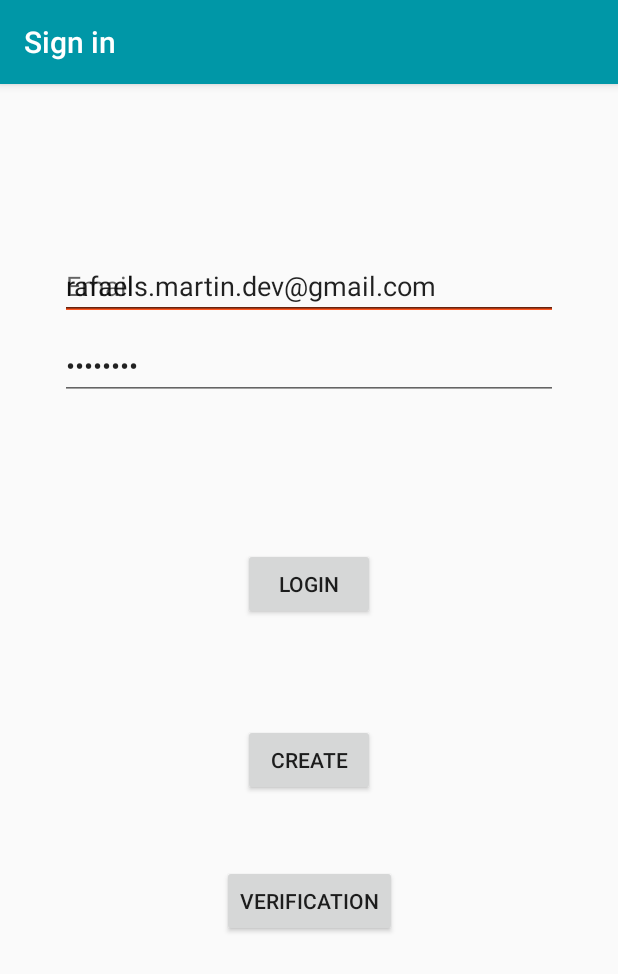
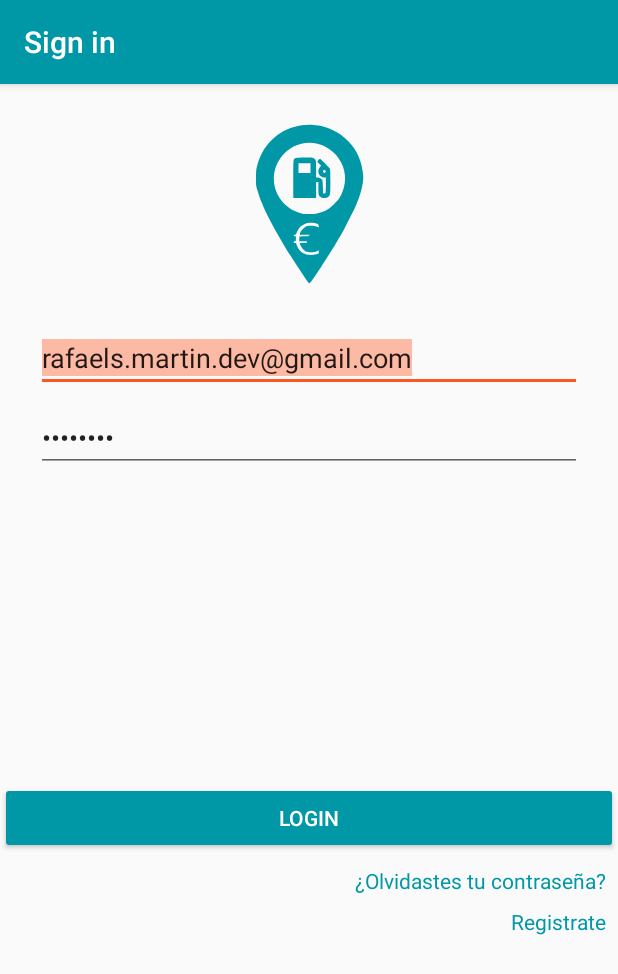
Before and after one commit to RafaelSMartin/FuelApp, an Android app: the LoginActivity screen opened directly, with no data from a screen before it, on a phone screen of 412 x 824 dp. Shown: the top 974 px of the screen. Run offline under Robolectric (Android 15) with nearby library versions, the phone set to English and light mode, and no system bars; our stand-ins replace AdMob, ButterKnife, Dagger/Hilt's generated code, Firebase (no records; nobody signed in at launch, a user with empty details on screens opened directly).

Commit message:
Fix crash lat y long en MapsPresenter Añadido ForgotPass Dialog Añadido Banner en login

```diff
--- a/app/build.gradle
+++ b/app/build.gradle
@@ -88,7 +88,7 @@ dependencies {
     implementation 'com.google.maps.android:android-maps-utils:0.5'
 
     //Admob
-    implementation 'com.google.android.gms:play-services-ads:18.1.1'
+    implementation 'com.google.android.gms:play-services-ads:17.2.1'
 
     //Permisos
     implementation 'com.karumi:dexter:5.0.0'
--- a/app/src/main/java/com/rsmartin/fuelapp/IExtras.java
+++ b/app/src/main/java/com/rsmartin/fuelapp/IExtras.java
@@ -21,4 +21,8 @@ public interface IExtras {
     String EXTRAS_CUSTOM_DETAIL = "extrasCustomDetail";
     String CURRENT_LAT = "CurrentLat";
     String CURRENT_LONG = "CurrentLong";
+
+    String ID_BANNER_APLICATION = "ca-app-pub-5611794729293328~7804426188";
+    String ID_BANNER = "ca-app-pub-5611794729293328/8211620290";
+    String ID_BANNER_TEST = "ca-app-pub-3940256099942544/6300978111";
 }
--- a/app/src/main/java/com/rsmartin/fuelapp/presentation/ui/login/LoginActivity.java
+++ b/app/src/main/java/com/rsmartin/fuelapp/presentation/ui/login/LoginActivity.java
@@ -4,7 +4,10 @@ import android.os.Bundle;
 import android.view.View;
 import android.widget.Button;
 import android.widget.EditText;
+import android.widget.TextView;
 
+import com.google.android.gms.ads.AdRequest;
+import com.google.android.gms.ads.AdView;
 import com.google.firebase.auth.FirebaseAuth;
 import com.google.firebase.auth.FirebaseUser;
 import com.rsmartin.fuelapp.R;
@@ -30,8 +33,11 @@ public class LoginActivity extends AbstractActivity implements LoginPresenter.Vi
     @BindView(R.id.login)
     Button login;
 
-    @BindView(R.id.create)
-    Button create;
+    @BindView(R.id.register)
+    TextView register;
+
+    @BindView(R.id.forgot_pass)
+    TextView forgot;
 
     @BindView(R.id.verification)
     Button verification;
@@ -54,6 +60,8 @@ public class LoginActivity extends AbstractActivity implements LoginPresenter.Vi
         FirebaseUser currentUser = mAuth.getCurrentUser();
         //updateUI(currentUser);
 
+        initAdView();
+
         email.setText("rafaels.martin.dev@gmail.com");
         pass.setText("12345678");
 
@@ -65,7 +73,17 @@ public class LoginActivity extends AbstractActivity implements LoginPresenter.Vi
             }
         });
 
-        create.setOnClickListener(new View.OnClickListener() {
+        forgot.setOnClickListener(new View.OnClickListener() {
+            @Override
+            public void onClick(View view) {
+                ForgotPasswordDialogFragment forgotPasswordDialogFragment = new ForgotPasswordDialogFragment();
+                forgotPasswordDialogFragment.show(getSupportFragmentManager(), "ForgotPasswordDialogFragment");
+//                String newPass = "";
+//                loginPresenter.updatePassword(newPass);
+            }
+        });
+
+        register.setOnClickListener(new View.OnClickListener() {
             @Override
             public void onClick(View view) {
                 loginPresenter.singUpNewUsers(getApplicationContext(),
@@ -81,6 +99,14 @@ public class LoginActivity extends AbstractActivity implements LoginPresenter.Vi
         });
     }
 
+    private void initAdView() {
+        AdView mAdView = findViewById(R.id.ad_view);
+        AdRequest adRequest = new AdRequest.Builder()
+                .addTestDevice("8D10FA36EE0D8F85F9C7B1331F2F81D0")
+                .build();
+        mAdView.loadAd(adRequest);
+    }
+
 
     @Override
     public void goToSplash() {
--- a/app/src/main/java/com/rsmartin/fuelapp/presentation/ui/map/MapsActivity.java
+++ b/app/src/main/java/com/rsmartin/fuelapp/presentation/ui/map/MapsActivity.java
@@ -284,7 +284,7 @@ public class MapsActivity extends AbstractFragmentActivity implements MapsPresen
     }
 
     private void openDetail(DatosGasolinera datosGasolinera) {
-        LatLng currentLatLong = mapsPresenter.getMyCurrentLocation(context);
+        LatLng currentLatLong = mapsPresenter.getMyCurrentLocation(MapsActivity.this);
 
         getSupportFragmentManager().beginTransaction()
                 .replace(R.id.custom_detail, CustomDetailFragment.newInstance(datosGasolinera,
--- a/app/src/main/res/layout/activity_login.xml
+++ b/app/src/main/res/layout/activity_login.xml
@@ -1,49 +1,65 @@
 <?xml version="1.0" encoding="utf-8"?>
+
 <androidx.constraintlayout.widget.ConstraintLayout xmlns:android="http://schemas.android.com/apk/res/android"
     xmlns:app="http://schemas.android.com/apk/res-auto"
     xmlns:tools="http://schemas.android.com/tools"
     android:id="@+id/container"
     android:layout_width="match_parent"
     android:layout_height="match_parent"
-    android:paddingLeft="@dimen/activity_horizontal_margin"
-    android:paddingTop="@dimen/activity_vertical_margin"
-    android:paddingRight="@dimen/activity_horizontal_margin"
-    android:paddingBottom="@dimen/activity_vertical_margin"
     tools:context=".presentation.ui.login.LoginActivity">
+
+    <ImageView
+        android:id="@+id/imageView"
+        android:layout_width="match_parent"
+        android:layout_height="128dp"
+        android:layout_marginStart="16dp"
+        android:layout_marginTop="16dp"
+        android:layout_marginEnd="16dp"
+        android:layout_marginBottom="8dp"
+        android:src="@drawable/ic_logo_fuelapp_white"
+        android:tint="@color/colorPrimary"
+        app:layout_constraintBottom_toTopOf="@+id/email"
+        app:layout_constraintEnd_toEndOf="parent"
+        app:layout_constraintStart_toStartOf="parent"
+        app:layout_constraintTop_toTopOf="parent" />
 
     <Button
         android:id="@+id/login"
+        android:layout_width="match_parent"
+        android:layout_height="wrap_content"
+        android:layout_gravity="start"
+        android:layout_marginTop="16dp"
+        android:layout_marginBottom="64dp"
+        android:enabled="true"
+        android:text="login"
+        android:textColor="@android:color/white"
+        android:backgroundTint="@color/colorPrimary"
+        app:layout_constraintBottom_toBottomOf="parent"
+        app:layout_constraintEnd_toEndOf="parent"
+        app:layout_constraintStart_toStartOf="parent"
+        app:layout_constraintTop_toBottomOf="@+id/password" />
+
+    <TextView
+        android:id="@+id/forgot_pass"
+        android:layout_width="wrap_content"
+        android:layout_height="wrap_content"
+        android:layout_marginTop="8dp"
+        android:layout_marginEnd="8dp"
+        android:text="¿Olvidastes tu contraseña?"
+        android:textColor="@color/colorPrimary"
+        app:layout_constraintEnd_toEndOf="@+id/login"
+        app:layout_constraintTop_toBottomOf="@+id/login" />
+
+    <TextView
+        android:id="@+id/register"
         android:layout_width="wrap_content"
         android:layout_height="wrap_content"
         android:layout_gravity="start"
-        android:layout_marginStart="48dp"
-        android:layout_marginTop="16dp"
-        android:layout_marginEnd="48dp"
-        android:layout_marginBottom="64dp"
-        android:enabled="true"
-        android:text="login"
-        app:layout_constraintBottom_toBottomOf="parent"
-        app:layout_constraintEnd_toEndOf="parent"
-        app:layout_constraintStart_toStartOf="parent"
-        app:layout_constraintTop_toBottomOf="@+id/password"
-        app:layout_constraintVertical_bias="0.2" />
-
-    <Button
-        android:id="@+id/create"
-        android:layout_width="wrap_content"
-        android:layout_height="wrap_content"
-        android:layout_gravity="start"
-        android:layout_marginStart="48dp"
-        android:layout_marginTop="16dp"
-        android:layout_marginEnd="48dp"
-        android:layout_marginBottom="64dp"
-        android:enabled="true"
-        android:text="create"
-        app:layout_constraintBottom_toBottomOf="parent"
-        app:layout_constraintEnd_toEndOf="parent"
-        app:layout_constraintStart_toStartOf="parent"
-        app:layout_constraintTop_toBottomOf="@+id/login"
-        app:layout_constraintVertical_bias="0.2" />
+        android:layout_marginTop="8dp"
+        android:text="Registrate"
+        android:textColor="@color/colorPrimary"
+        app:layout_constraintEnd_toEndOf="@+id/forgot_pass"
+        app:layout_constraintTop_toBottomOf="@+id/forgot_pass" />
 
     <Button
         android:id="@+id/verification"
@@ -55,43 +71,27 @@
         android:layout_marginEnd="48dp"
         android:layout_marginBottom="64dp"
         android:enabled="true"
+        android:visibility="gone"
         android:text="verification"
         app:layout_constraintBottom_toBottomOf="parent"
         app:layout_constraintEnd_toEndOf="parent"
         app:layout_constraintStart_toStartOf="parent"
-        app:layout_constraintTop_toBottomOf="@+id/create"
+        app:layout_constraintTop_toBottomOf="@+id/register"
         app:layout_constraintVertical_bias="0.2" />
-
-
-    <EditText
-        android:id="@+id/username"
-        android:layout_width="0dp"
-        android:layout_height="wrap_content"
-        android:layout_marginStart="24dp"
-        android:layout_marginTop="96dp"
-        android:layout_marginEnd="24dp"
-
-        android:hint="@string/prompt_email"
-        android:inputType="textEmailAddress"
-        android:selectAllOnFocus="true"
-        app:layout_constraintEnd_toEndOf="parent"
-        app:layout_constraintStart_toStartOf="parent"
-        app:layout_constraintTop_toTopOf="parent" />
 
     <EditText
         android:id="@+id/email"
         android:layout_width="0dp"
         android:layout_height="wrap_content"
         android:layout_marginStart="24dp"
-        android:layout_marginTop="96dp"
+        android:layout_marginTop="16dp"
         android:layout_marginEnd="24dp"
-
         android:hint="@string/prompt_email"
         android:inputType="textEmailAddress"
         android:selectAllOnFocus="true"
         app:layout_constraintEnd_toEndOf="parent"
         app:layout_constraintStart_toStartOf="parent"
-        app:layout_constraintTop_toTopOf="parent" />
+        app:layout_constraintTop_toBottomOf="@+id/imageView" />
 
     <EditText
         android:id="@+id/password"
@@ -100,7 +100,6 @@
         android:layout_marginStart="24dp"
         android:layout_marginTop="8dp"
         android:layout_marginEnd="24dp"
-
         android:hint="@string/prompt_password"
         android:imeActionLabel="@string/action_sign_in_short"
         android:imeOptions="actionDone"
@@ -108,8 +107,7 @@
         android:selectAllOnFocus="true"
         app:layout_constraintEnd_toEndOf="parent"
         app:layout_constraintStart_toStartOf="parent"
-        app:layout_constraintTop_toBottomOf="@+id/username" />
-
+        app:layout_constraintTop_toBottomOf="@+id/email" />
 
     <ProgressBar
         android:id="@+id/loading"
@@ -126,4 +124,15 @@
         app:layout_constraintStart_toStartOf="@+id/password"
         app:layout_constraintTop_toTopOf="parent"
         app:layout_constraintVertical_bias="0.3" />
+
+    <com.google.android.gms.ads.AdView
+        android:id="@+id/ad_view"
+        android:layout_width="match_parent"
+        android:layout_height="wrap_content"
+        app:adSize="SMART_BANNER"
+        app:adUnitId="@string/mi_adUnitId"
+        app:layout_constraintBottom_toBottomOf="parent"
+        app:layout_constraintEnd_toEndOf="parent"
+        app:layout_constraintStart_toStartOf="parent" />
+
 </androidx.constraintlayout.widget.ConstraintLayout>
```
Also changed, not shown: app/src/main/AndroidManifest.xml (+4 -3 lines), app/src/main/java/com/rsmartin/fuelapp/presentation/ui/login/ForgotPasswordDialogFragment.java (added, +35 -0 lines), app/src/main/java/com/rsmartin/fuelapp/presentation/ui/map/MapsPresenter.java (+24 -9 lines), app/src/main/java/com/rsmartin/fuelapp/presentation/ui/splash/SplashActivity.java (+10 -1 lines), app/src/main/res/layout/forgot_pass_fragment.xml (added, +26 -0 lines).
